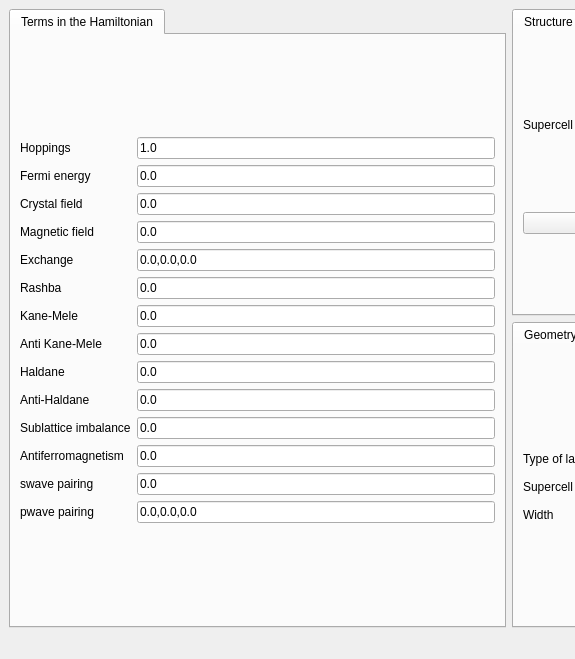
The window that interface-pyqt/1d/interface.ui (joselado/quantum-lattice) describes before a commit, drawn with Qt 5; both pictures show x 0 to 575 and y 0 to 659 of the 1017 by 659 pixel window.
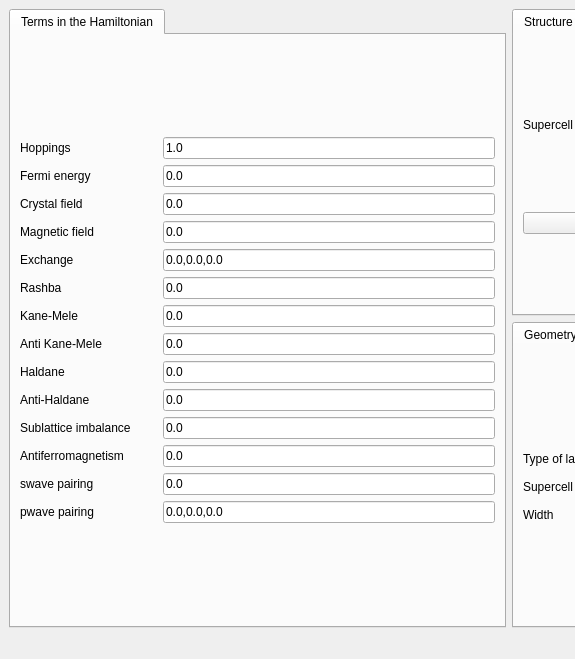
The same window after the commit.

```diff
--- a/interface-pyqt/1d/interface.ui
+++ b/interface-pyqt/1d/interface.ui
@@ -27,24 +27,45 @@
        <layout class="QGridLayout" name="gridLayout_19">
         <item row="0" column="0">
          <layout class="QGridLayout" name="gridLayout">
-          <item row="12" column="1">
-           <widget class="QLineEdit" name="swave">
+          <item row="12" column="0">
+           <widget class="QLabel" name="label_26">
             <property name="text">
+             <string>swave pairing</string>
+            </property>
+           </widget>
+          </item>
+          <item row="2" column="2">
+           <widget class="QLineEdit" name="crystalfield">
+            <property name="text">
              <string>0.0</string>
             </property>
            </widget>
           </item>
-          <item row="4" column="1">
-           <widget class="QLineEdit" name="exchange">
+          <item row="13" column="0">
+           <widget class="QLabel" name="label_4">
             <property name="text">
-             <string>0.0,0.0,0.0</string>
+             <string>pwave pairing</string>
             </property>
            </widget>
           </item>
-          <item row="10" column="1">
-           <widget class="QLineEdit" name="mAB">
+          <item row="7" column="0">
+           <widget class="QLabel" name="label_37">
             <property name="text">
-             <string>0.0</string>
+             <string>Anti Kane-Mele</string>
+            </property>
+           </widget>
+          </item>
+          <item row="9" column="0">
+           <widget class="QLabel" name="label_25">
+            <property name="text">
+             <string>Anti-Haldane</string>
+            </property>
+           </widget>
+          </item>
+          <item row="0" column="0">
+           <widget class="QLabel" name="label_21">
+            <property name="text">
+             <string>Hoppings</string>
             </property>
            </widget>
           </item>
@@ -55,103 +76,34 @@
             </property>
            </widget>
           </item>
-          <item row="3" column="1">
-           <widget class="QLineEdit" name="peierls">
-            <property name="enabled">
-             <bool>true</bool>
+          <item row="4" column="2">
+           <widget class="QLineEdit" name="exchange">
+            <property name="text">
+             <string>0.0,0.0,0.0</string>
             </property>
+           </widget>
+          </item>
+          <item row="13" column="2">
+           <widget class="QLineEdit" name="pwave">
             <property name="text">
-             <string>0.0</string>
+             <string>0.0,0.0,0.0</string>
             </property>
            </widget>
           </item>
-          <item row="6" column="1">
+          <item row="6" column="2">
            <widget class="QLineEdit" name="kanemele">
             <property name="text">
              <string>0.0</string>
             </property>
            </widget>
           </item>
-          <item row="8" column="0">
-           <widget class="QLabel" name="label_24">
+          <item row="7" column="2">
+           <widget class="QLineEdit" name="antikanemele">
             <property name="text">
-             <string>Haldane</string>
-            </property>
-           </widget>
-          </item>
-          <item row="9" column="1">
-           <widget class="QLineEdit" name="antihaldane">
-            <property name="text">
              <string>0.0</string>
             </property>
            </widget>
           </item>
-          <item row="12" column="0">
-           <widget class="QLabel" name="label_26">
-            <property name="text">
-             <string>swave pairing</string>
-            </property>
-           </widget>
-          </item>
-          <item row="1" column="1">
-           <widget class="QLineEdit" name="fermi">
-            <property name="enabled">
-             <bool>true</bool>
-            </property>
-            <property name="text">
-             <string>0.0</string>
-            </property>
-           </widget>
-          </item>
-          <item row="5" column="1">
-           <widget class="QLineEdit" name="rashba">
-            <property name="text">
-             <string>0.0</string>
-            </property>
-           </widget>
-          </item>
-          <item row="8" column="1">
-           <widget class="QLineEdit" name="haldane">
-            <property name="text">
-             <string>0.0</string>
-            </property>
-           </widget>
-          </item>
-          <item row="11" column="1">
-           <widget class="QLineEdit" name="mAF">
-            <property name="text">
-             <string>0.0</string>
-            </property>
-           </widget>
-          </item>
-          <item row="5" column="0">
-           <widget class="QLabel" name="label_10">
-            <property name="text">
-             <string>Rashba</string>
-            </property>
-           </widget>
-          </item>
-          <item row="6" column="0">
-           <widget class="QLabel" name="label_11">
-            <property name="text">
-             <string>Kane-Mele</string>
-            </property>
-           </widget>
-          </item>
-          <item row="4" column="0">
-           <widget class="QLabel" name="label_3">
-            <property name="text">
-             <string>Exchange</string>
-            </property>
-           </widget>
-          </item>
-          <item row="10" column="0">
-           <widget class="QLabel" name="label_12">
-            <property name="text">
-             <string>Sublattice imbalance</string>
-            </property>
-           </widget>
-          </item>
           <item row="3" column="0">
            <widget class="QLabel" name="label_14">
             <property name="text">
@@ -166,29 +118,8 @@
             </property>
            </widget>
           </item>
-          <item row="9" column="0">
-           <widget class="QLabel" name="label_25">
-            <property name="text">
-             <string>Anti-Haldane</string>
-            </property>
-           </widget>
-          </item>
-          <item row="7" column="1">
-           <widget class="QLineEdit" name="antikanemele">
-            <property name="text">
-             <string>0.0</string>
-            </property>
-           </widget>
-          </item>
-          <item row="7" column="0">
-           <widget class="QLabel" name="label_37">
-            <property name="text">
-             <string>Anti Kane-Mele</string>
-            </property>
-           </widget>
-          </item>
-          <item row="2" column="1">
-           <widget class="QLineEdit" name="crystalfield">
+          <item row="8" column="2">
+           <widget class="QLineEdit" name="haldane">
             <property name="text">
              <string>0.0</string>
             </property>
@@ -201,7 +132,45 @@
             </property>
            </widget>
           </item>
-          <item row="0" column="1">
+          <item row="1" column="2">
+           <widget class="QLineEdit" name="fermi">
+            <property name="enabled">
+             <bool>true</bool>
+            </property>
+            <property name="text">
+             <string>0.0</string>
+            </property>
+           </widget>
+          </item>
+          <item row="4" column="0">
+           <widget class="QLabel" name="label_3">
+            <property name="text">
+             <string>Exchange</string>
+            </property>
+           </widget>
+          </item>
+          <item row="6" column="0">
+           <widget class="QLabel" name="label_11">
+            <property name="text">
+             <string>Kane-Mele</string>
+            </property>
+           </widget>
+          </item>
+          <item row="8" column="0">
+           <widget class="QLabel" name="label_24">
+            <property name="text">
+             <string>Haldane</string>
+            </property>
+           </widget>
+          </item>
+          <item row="5" column="2">
+           <widget class="QLineEdit" name="rashba">
+            <property name="text">
+             <string>0.0</string>
+            </property>
+           </widget>
+          </item>
+          <item row="0" column="2">
            <widget class="QLineEdit" name="hoppings">
             <property name="toolTip">
              <string extracomment="Hoppings of the system. If you put several numbers separated by commas, the first number is the 1st NN hopping, the second number the 2nd NN hopping, etc"/>
@@ -211,24 +180,159 @@
             </property>
            </widget>
           </item>
-          <item row="0" column="0">
-           <widget class="QLabel" name="label_21">
+          <item row="3" column="2">
+           <widget class="QLineEdit" name="peierls">
+            <property name="enabled">
+             <bool>true</bool>
+            </property>
             <property name="text">
-             <string>Hoppings</string>
+             <string>0.0</string>
+            </property>
+           </widget>
+          </item>
+          <item row="9" column="2">
+           <widget class="QLineEdit" name="antihaldane">
+            <property name="text">
+             <string>0.0</string>
+            </property>
+           </widget>
+          </item>
+          <item row="10" column="0">
+           <widget class="QLabel" name="label_12">
+            <property name="text">
+             <string>Sublattice imbalance</string>
+            </property>
+           </widget>
+          </item>
+          <item row="11" column="2">
+           <widget class="QLineEdit" name="mAF">
+            <property name="text">
+             <string>0.0</string>
+            </property>
+           </widget>
+          </item>
+          <item row="5" column="0">
+           <widget class="QLabel" name="label_10">
+            <property name="text">
+             <string>Rashba</string>
+            </property>
+           </widget>
+          </item>
+          <item row="12" column="2">
+           <widget class="QLineEdit" name="swave">
+            <property name="text">
+             <string>0.0</string>
+            </property>
+           </widget>
+          </item>
+          <item row="10" column="2">
+           <widget class="QLineEdit" name="mAB">
+            <property name="text">
+             <string>0.0</string>
+            </property>
+           </widget>
+          </item>
+          <item row="0" column="1">
+           <widget class="QLabel" name="hopping_image">
+            <property name="minimumSize">
+             <size>
+              <width>20</width>
+              <height>0</height>
+             </size>
+            </property>
+            <property name="text">
+             <string/>
+            </property>
+           </widget>
+          </item>
+          <item row="1" column="1">
+           <widget class="QLabel" name="fermi_image">
+            <property name="text">
+             <string/>
+            </property>
+           </widget>
+          </item>
+          <item row="2" column="1">
+           <widget class="QLabel" name="cf_image">
+            <property name="text">
+             <string/>
+            </property>
+           </widget>
+          </item>
+          <item row="3" column="1">
+           <widget class="QLabel" name="bfield_image">
+            <property name="text">
+             <string/>
+            </property>
+           </widget>
+          </item>
+          <item row="4" column="1">
+           <widget class="QLabel" name="exchange_image">
+            <property name="text">
+             <string/>
+            </property>
+           </widget>
+          </item>
+          <item row="5" column="1">
+           <widget class="QLabel" name="rashba_image">
+            <property name="text">
+             <string/>
+            </property>
+           </widget>
+          </item>
+          <item row="6" column="1">
+           <widget class="QLabel" name="kanemele_image">
+            <property name="text">
+             <string/>
+            </property>
+           </widget>
+          </item>
+          <item row="7" column="1">
+           <widget class="QLabel" name="antikanemele_image">
+            <property name="text">
+             <string/>
+            </property>
+           </widget>
+          </item>
+          <item row="8" column="1">
+           <widget class="QLabel" name="haldane_image">
+            <property name="text">
+             <string/>
+            </property>
+           </widget>
+          </item>
+          <item row="9" column="1">
+           <widget class="QLabel" name="antihaldane_image">
+            <property name="text">
+             <string/>
+            </property>
+           </widget>
+          </item>
+          <item row="10" column="1">
+           <widget class="QLabel" name="mAB_image">
+            <property name="text">
+             <string/>
+            </property>
+           </widget>
+          </item>
+          <item row="11" column="1">
+           <widget class="QLabel" name="mAF_image">
+            <property name="text">
+             <string/>
+            </property>
+           </widget>
+          </item>
+          <item row="12" column="1">
+           <widget class="QLabel" name="swave_image">
+            <property name="text">
+             <string/>
             </property>
            </widget>
           </item>
           <item row="13" column="1">
-           <widget class="QLineEdit" name="pwave">
+           <widget class="QLabel" name="pwave_image">
             <property name="text">
-             <string>0.0,0.0,0.0</string>
-            </property>
-           </widget>
-          </item>
-          <item row="13" column="0">
-           <widget class="QLabel" name="label_4">
-            <property name="text">
-             <string>pwave pairing</string>
+             <string/>
             </property>
            </widget>
           </item>
```
